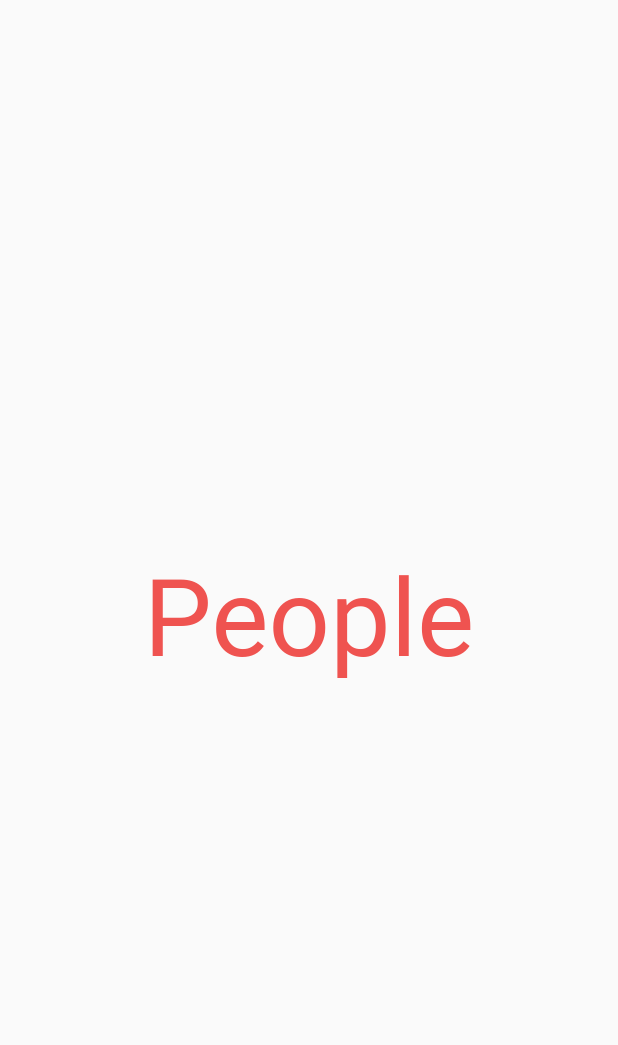
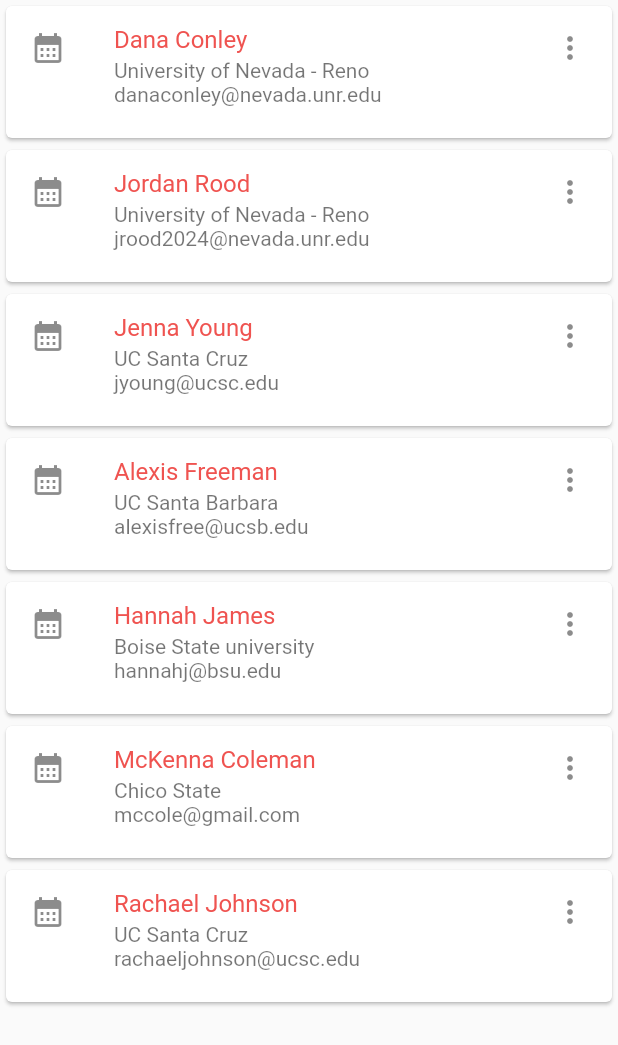
Before and after one commit to dananac/UltiVerse, a Flutter app: the PeoplePage screen opened directly, on a phone screen of 412 x 824 dp. Shown: the top 1045 px of the screen. Run offline on Flutter 3.47's test engine with Material 2 defaults, Android fonts, the phone set to English and light mode, and no system bars.

Commit message:
people page updated

```diff
--- a/lib/pages/people.dart
+++ b/lib/pages/people.dart
@@ -5,6 +5,81 @@
 
   @override
   Widget build(BuildContext context) => Scaffold(
-    body: Center(child: Text('People', style: TextStyle(fontSize: 72, color: Colors.red.shade400),)),
+    //body: Center(child: Text('Events', style: TextStyle(fontSize: 72, color: Colors.red.shade400),)),
+    body: ListView(
+      children: <Widget>[
+        //Card(child: ListTile(title: Text('One-line ListTile'))),
+        Card(
+          child: ListTile(
+            leading: Icon(Icons.calendar_month),
+            title: Text('Dana Conley', style: TextStyle(color: Colors.red[400]),),
+            subtitle:
+            Text('University of Nevada - Reno\ndanaconley@nevada.unr.edu'),
+            trailing: Icon(Icons.more_vert),
+            isThreeLine: true,
+          ),
+        ),
+        Card(
+          child: ListTile(
+            leading: Icon(Icons.calendar_month),
+            title: Text('Jordan Rood', style: TextStyle(color: Colors.red[400]),),
+            subtitle:
+            Text('University of Nevada - Reno\njrood2024@nevada.unr.edu'),
+            trailing: Icon(Icons.more_vert),
+            isThreeLine: true,
+          ),
+        ),
+        Card(
+          child: ListTile(
+            leading: Icon(Icons.calendar_month),
+            title: Text('Jenna Young', style: TextStyle(color: Colors.red[400]),),
+            subtitle:
+            Text('UC Santa Cruz\njyoung@ucsc.edu'),
+            trailing: Icon(Icons.more_vert),
+            isThreeLine: true,
+          ),
+        ),
+        Card(
+          child: ListTile(
+            leading: Icon(Icons.calendar_month),
+            title: Text('Alexis Freeman', style: TextStyle(color: Colors.red[400]),),
+            subtitle:
+            Text('UC Santa Barbara\nalexisfree@ucsb.edu'),
+            trailing: Icon(Icons.more_vert),
+            isThreeLine: true,
+          ),
+        ),
+        Card(
+          child: ListTile(
+            leading: Icon(Icons.calendar_month),
+            title: Text('Hannah James', style: TextStyle(color: Colors.red[400]),),
+            subtitle:
+            Text('Boise State university\nhannahj@bsu.edu'),
+            trailing: Icon(Icons.more_vert),
+            isThreeLine: true,
+          ),
+        ),
+        Card(
+          child: ListTile(
+            leading: Icon(Icons.calendar_month),
+            title: Text('McKenna Coleman', style: TextStyle(color: Colors.red[400]),),
+            subtitle:
+            Text('Chico State\nmccole@gmail.com'),
+            trailing: Icon(Icons.more_vert),
+            isThreeLine: true,
+          ),
+        ),
+        Card(
+          child: ListTile(
+            leading: Icon(Icons.calendar_month),
+            title: Text('Rachael Johnson', style: TextStyle(color: Colors.red[400]),),
+            subtitle:
+            Text('UC Santa Cruz\nrachaeljohnson@ucsc.edu'),
+            trailing: Icon(Icons.more_vert),
+            isThreeLine: true,
+          ),
+        ),
+      ],
+    ),
   );
 }
```
